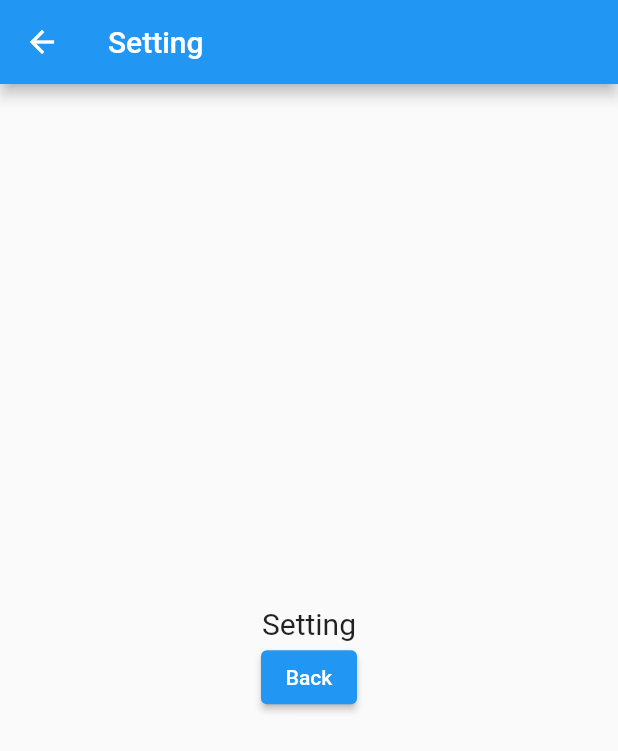
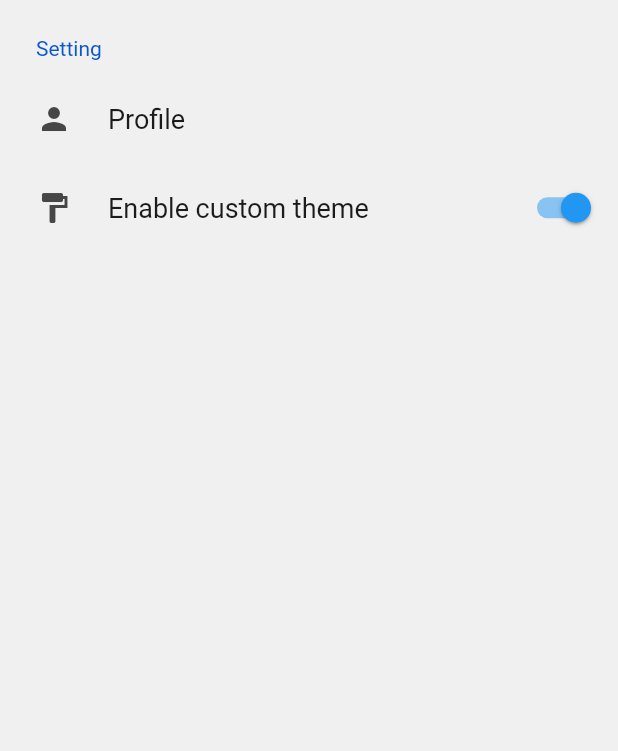
Before and after one commit to adel4780/Massenger_Network, a Flutter app: the SettingScreen widget shown alone on an empty page, opened directly, on a phone screen of 412 x 824 dp. Shown: the top 751 px of the screen. Run offline on Flutter 3.47's test engine with Material 2 defaults, Android fonts, the phone set to English and light mode, and no system bars; drawn by our look-alikes of settings_ui; our stand-ins replace socket_io_client, validators; network calls fail.

Commit message:
profile
profile class make

```diff
--- a/lib/Pages/all_screen.dart
+++ b/lib/Pages/all_screen.dart
@@ -13,7 +13,7 @@ class AllScreen extends StatelessWidget {
               height: 10,
             ),
             GestureDetector(
-              onTap: () { //SocketIoScreen // SingleChatScreen(data: dummyData[index])
+              onTap: () {
                 Navigator.push(context, MaterialPageRoute(builder: (context) => SingleChatScreen(data: dummyData[index], idx: index,)));
                 },
               child: ListTile(
@@ -38,8 +38,5 @@ class AllScreen extends StatelessWidget {
         );
       },
     );
-      /*Center(
-      child: Text("All chat",style: TextStyle(fontSize: 20),),
-    );*/
   }
 }
--- a/lib/Pages/setting_screen.dart
+++ b/lib/Pages/setting_screen.dart
@@ -1,32 +1,30 @@
 import 'package:flutter/material.dart';
 import 'package:massenger/massenger_home.dart';
-
+import 'package:settings_ui/settings_ui.dart';
 class SettingScreen extends StatelessWidget {
   const SettingScreen({super.key});
 
   @override
   Widget build(BuildContext context) {
-    return Scaffold(
-      appBar: AppBar(
-        title: const Text("Setting"),
-      ),
-      body: Center(
-        child: Column(
-          mainAxisAlignment: MainAxisAlignment.center,
-          children: [
-            const Text(
-              "Setting",
-              style: TextStyle(fontSize: 20),
+    return SettingsList(
+      sections: [
+        SettingsSection(
+          title: Text('Setting'),
+          tiles: <SettingsTile>[
+            SettingsTile.navigation(
+              leading: Icon(Icons.person),
+              title: Text('Profile'),
+
             ),
-            ElevatedButton(
-              onPressed: () {
-                Navigator.pop(context);
-              },
-              child: const Text("Back"),
+            SettingsTile.switchTile(
+              onToggle: (value) {},
+              initialValue: true,
+              leading: Icon(Icons.format_paint),
+              title: Text('Enable custom theme'),
             ),
           ],
         ),
-      ),
+      ],
     );
   }
 }
--- a/pubspec.yaml
+++ b/pubspec.yaml
@@ -36,6 +36,7 @@ dependencies:
   socket_io_client: ^2.0.0
   web_socket_channel: ^2.2.0
   flutter_io_socket: ^0.0.7
+  settings_ui: ^2.0.2
   #socket_io_common: ^1.0.1
   #socket_io: ^1.0.1
   #shared_preferences: ^2.0.15
```
Also changed, not shown: lib/Pages/profile.dart (added, +14 -0 lines), lib/massenger_home.dart (+15 -2 lines), pubspec.lock.
